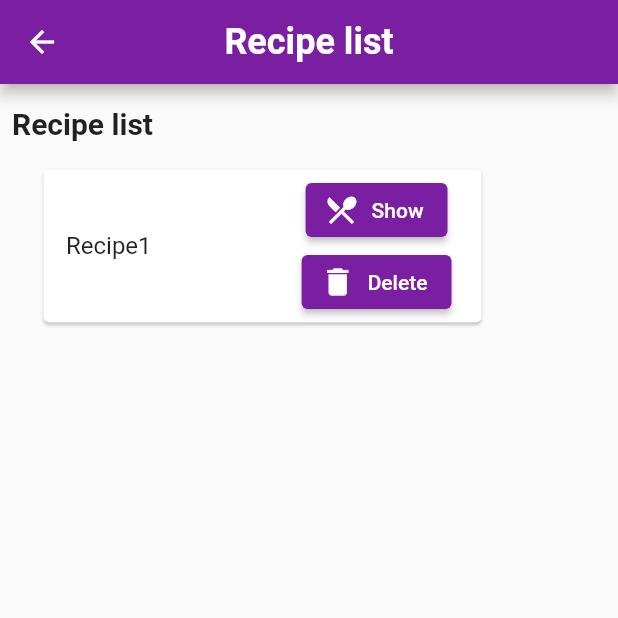
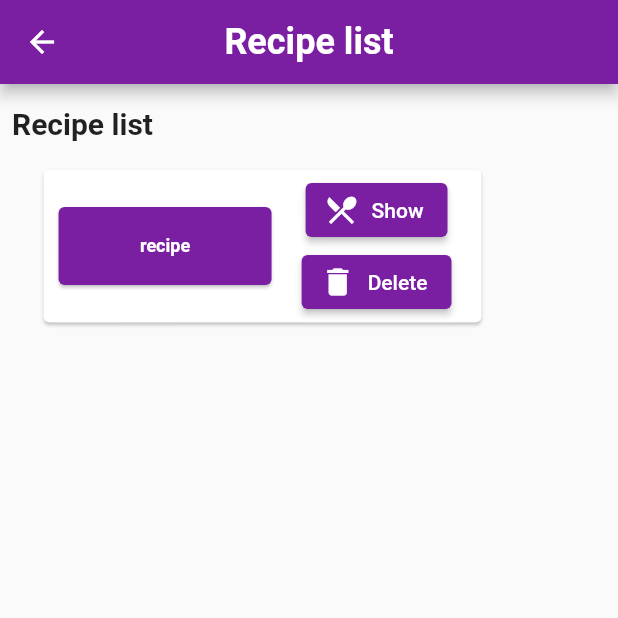
Before and after one commit to FilipMajewsk1/recipe_book_ui, a Flutter app: the RecipeList screen opened by its route, on a phone screen of 412 x 824 dp, the top half of it. Run offline on Flutter 3.47's test engine with Material 2 defaults, Android fonts, the phone set to English and light mode, and no system bars.

Commit message:
Recipe book: Recipe class + RecipeNameCard constructor

```diff
--- a/lib/pages/recipe_list.dart
+++ b/lib/pages/recipe_list.dart
@@ -8,6 +8,9 @@ class RecipeList extends StatefulWidget {
 }
 
 class _RecipeListState extends State<RecipeList> {
+
+  String name="recipe";
+
   @override
   Widget build(BuildContext context) {
     return Scaffold(
@@ -36,7 +39,7 @@ class _RecipeListState extends State<RecipeList> {
           ),
           Padding(
             padding: const EdgeInsets.fromLTRB(25,10, 25,0),
-            child: RecipeListCard(),
+            child: RecipeListCard(name: name),
 
             ),
         ],
--- a/lib/pages/widgets/recipe_name_card.dart
+++ b/lib/pages/widgets/recipe_name_card.dart
@@ -1,13 +1,20 @@
 import 'package:flutter/material.dart';
 
 class RecipeListCard extends StatefulWidget {
-  const RecipeListCard({Key? key}) : super(key: key);
+
+  final String name;
+  RecipeListCard({required this.name});
 
   @override
-  State<RecipeListCard> createState() => _RecipeListCardState();
+  State<RecipeListCard> createState() => _RecipeListCardState(name: name);
 }
 
+
 class _RecipeListCardState extends State<RecipeListCard> {
+
+  String name;
+  _RecipeListCardState({required this.name});
+
   @override
   Widget build(BuildContext context) {
     return SizedBox(
@@ -17,11 +24,24 @@ class _RecipeListCardState extends State<RecipeListCard> {
         child: Row(
           children: [
             Expanded(
-              child: Padding(
-                padding: EdgeInsets.fromLTRB(15, 0, 5, 0),
-                child: Text(
-                  'Recipe1',
-                  style: TextStyle(fontSize: 16.0),
+              child: Center(
+                child: SizedBox(
+                  width: 150,
+                  height: 60,
+                  child: Card(
+                    color: Colors.purple[700],
+                    child: Center(
+                      child: Text(
+                        widget.name,
+                        style: TextStyle(
+                          fontSize: 12.0,
+                          fontWeight: FontWeight.bold,
+                          color: Colors.white,
+                        ),
+                        textAlign: TextAlign.center,
+                      ),
+                    ),
+                  ),
                 ),
               ),
             ),
--- /dev/null
+++ b/lib/recipe_data/recipe.dart
@@ -0,0 +1,9 @@
+class Recipe{
+
+  String name;
+  String ingresdients;
+  String steps;
+
+  Recipe({required this.name,required this.ingresdients,required this.steps});
+
+}
```
